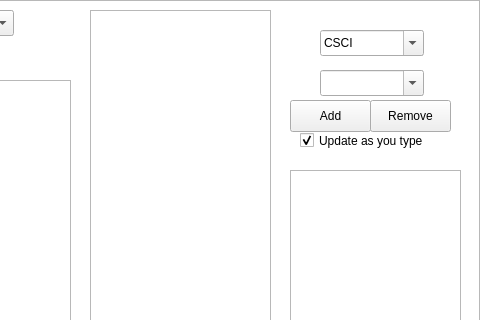
This is GUI/mainwindow.ui in foxe2/CAPP-Reporter as Qt 5 draws it before an edit; both pictures show x 320 to 800 and y 0 to 320 of the 800 by 600 pixel window. The edited form follows.
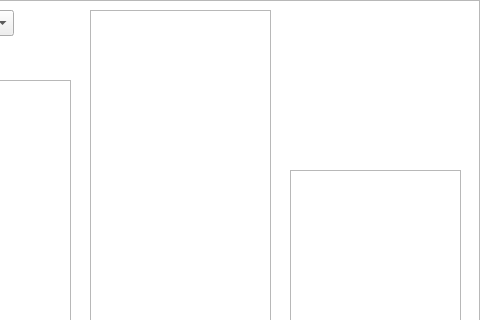
This is the edited form.

Diff of the .ui file:
```diff
--- a/GUI/mainwindow.ui
+++ b/GUI/mainwindow.ui
@@ -120,40 +120,6 @@
      <bool>true</bool>
     </property>
    </widget>
-   <widget class="QComboBox" name="CourseMajor">
-    <property name="geometry">
-     <rect>
-      <x>640</x>
-      <y>30</y>
-      <width>104</width>
-      <height>26</height>
-     </rect>
-    </property>
-    <property name="editable">
-     <bool>true</bool>
-    </property>
-    <item>
-     <property name="text">
-      <string>CSCI</string>
-     </property>
-    </item>
-   </widget>
-   <widget class="QComboBox" name="CourseNumber">
-    <property name="geometry">
-     <rect>
-      <x>640</x>
-      <y>70</y>
-      <width>104</width>
-      <height>26</height>
-     </rect>
-    </property>
-    <property name="editable">
-     <bool>true</bool>
-    </property>
-    <property name="minimumContentsLength">
-     <number>0</number>
-    </property>
-   </widget>
    <widget class="QTextEdit" name="currentCourses">
     <property name="geometry">
      <rect>
@@ -202,15 +168,40 @@
      <bool>false</bool>
     </property>
    </widget>
+   <widget class="QWidget" name="">
+    <property name="geometry">
+     <rect>
+      <x>610</x>
+      <y>30</y>
+      <width>165</width>
+      <height>121</height>
+     </rect>
+    </property>
+    <layout class="QGridLayout" name="gridLayout">
+     <item row="0" column="0" colspan="2">
+      <widget class="QComboBox" name="courseMajor">
+       <property name="editable">
+        <bool>true</bool>
+       </property>
+       <item>
+        <property name="text">
+         <string>CSCI</string>
+        </property>
+       </item>
+      </widget>
+     </item>
+     <item row="1" column="0" colspan="2">
+      <widget class="QComboBox" name="courseNumber">
+       <property name="editable">
+        <bool>true</bool>
+       </property>
+       <property name="minimumContentsLength">
+        <number>0</number>
+       </property>
+      </widget>
+     </item>
+     <item row="2" column="0">
    <widget class="QPushButton" name="addClassButton">
-    <property name="geometry">
-     <rect>
-      <x>610</x>
-      <y>100</y>
-      <width>81</width>
-      <height>32</height>
-     </rect>
-    </property>
     <property name="mouseTracking">
      <bool>false</bool>
     </property>
@@ -245,15 +236,9 @@
      <bool>false</bool>
     </property>
    </widget>
+     </item>
+     <item row="2" column="1">
    <widget class="QPushButton" name="removeClassButton">
-    <property name="geometry">
-     <rect>
-      <x>690</x>
-      <y>100</y>
-      <width>81</width>
-      <height>32</height>
-     </rect>
-    </property>
     <property name="focusPolicy">
      <enum>Qt::StrongFocus</enum>
     </property>
@@ -261,15 +246,9 @@
      <string>Remove</string>
     </property>
    </widget>
+     </item>
+     <item row="3" column="0" colspan="2">
    <widget class="QCheckBox" name="toggleTentaive">
-    <property name="geometry">
-     <rect>
-      <x>620</x>
-      <y>130</y>
-      <width>141</width>
-      <height>21</height>
-     </rect>
-    </property>
     <property name="text">
      <string>Update as you type</string>
     </property>
@@ -280,6 +259,9 @@
      <bool>false</bool>
     </property>
    </widget>
+     </item>
+    </layout>
+   </widget>
    <zorder>graphicsView</zorder>
    <zorder>PrimaryMajor</zorder>
    <zorder>SecondaryMajor</zorder>
```
Left out of the diff: 20 changed lines with no effect on the pictures. Lines whose indentation alone changed are shown as unchanged.
